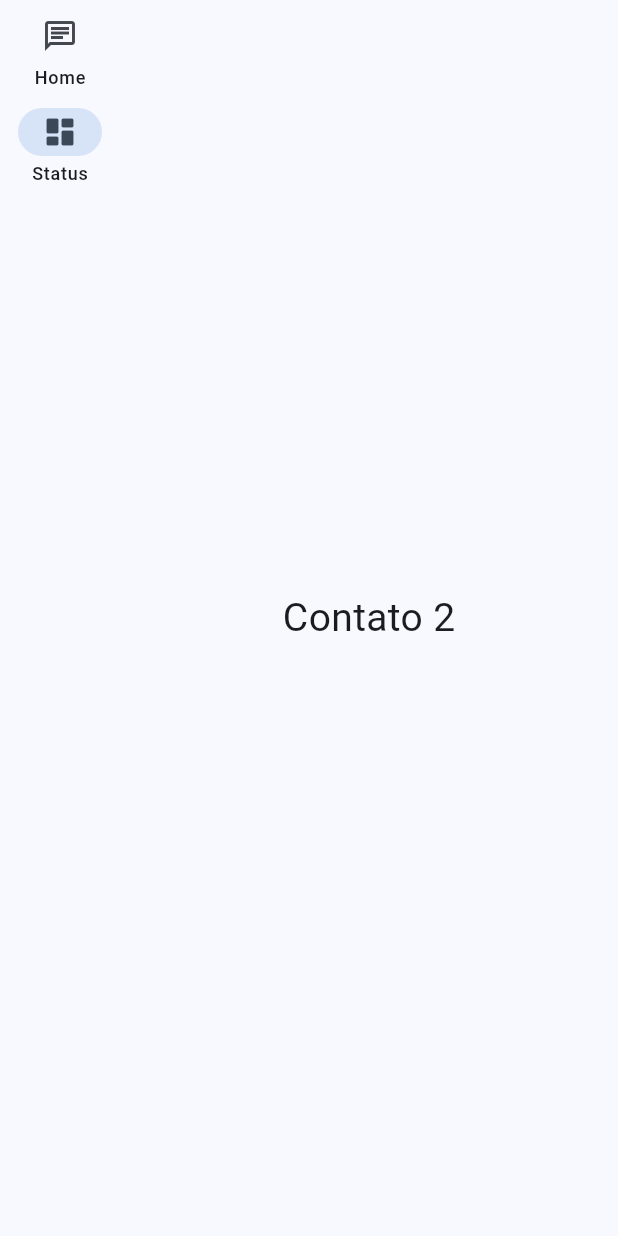
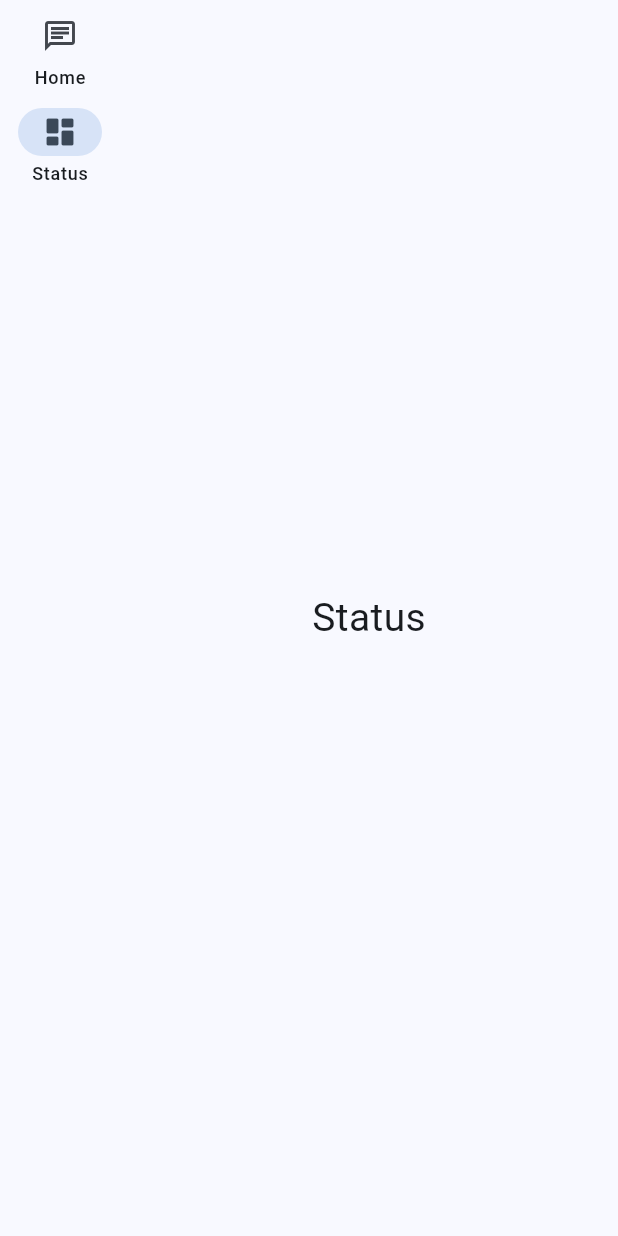
Before and after one commit to imPCamuriDev/flutter-message-project, a Flutter app: the screen it shows after launch, after a tap on "Status", on a phone screen of 412 x 824 dp. Run offline on Flutter 3.47's test engine with Material 3 defaults, Android fonts, the light colour scheme and no system bars.

Commit message:
contact list

```diff
--- a/lib/pages/contact_one.dart
+++ /dev/null
@@ -1,12 +0,0 @@
-import 'package:flutter/material.dart';
-
-class ContactOne extends StatelessWidget {
-  const ContactOne({super.key});
-
-  @override
-  Widget build(BuildContext context) {
-    return const Center(
-      child: Text("Contato 1", style: TextStyle(fontSize: 26)),
-    );
-  }
-}
--- a/lib/pages/contact_two.dart
+++ /dev/null
@@ -1,12 +0,0 @@
-import 'package:flutter/material.dart';
-
-class ContactTwo extends StatelessWidget {
-  const ContactTwo({super.key});
-
-  @override
-  Widget build(BuildContext context) {
-    return const Center(
-      child: Text("Contato 2", style: TextStyle(fontSize: 26)),
-    );
-  }
-}
--- /dev/null
+++ b/lib/pages/conversation_page.dart
@@ -0,0 +1,230 @@
+import 'package:flutter/material.dart';
+
+class ConversationPage extends StatefulWidget {
+  const ConversationPage({super.key});
+
+  @override
+  State<ConversationPage> createState() => _ConversationPageState();
+}
+
+class _ConversationPageState extends State<ConversationPage> {
+  String? selectedContact;
+  final TextEditingController _messageController = TextEditingController();
+  final List<Map<String, dynamic>> _messages = [];
+
+  void _sendMessage() {
+    if (_messageController.text.trim().isNotEmpty) {
+      setState(() {
+        _messages.add({
+          'text': _messageController.text,
+          'isMine': true,
+          'contact': selectedContact,
+        });
+      });
+      _messageController.clear();
+    }
+  }
+
+  @override
+  Widget build(BuildContext context) {
+    return Scaffold(
+      body: Row(
+        children: [
+          // Lista de contatos (lado esquerdo)
+          Container(
+            width: 300,
+            decoration: BoxDecoration(
+              border: Border(right: BorderSide(color: Colors.grey[300]!)),
+            ),
+            child: Column(
+              children: [
+                Container(
+                  padding: const EdgeInsets.all(16),
+                  color: Colors.teal,
+                  child: const Row(
+                    children: [
+                      Text(
+                        'Conversas',
+                        style: TextStyle(
+                          color: Colors.white,
+                          fontSize: 20,
+                          fontWeight: FontWeight.bold,
+                        ),
+                      ),
+                    ],
+                  ),
+                ),
+                Expanded(
+                  child: ListView(
+                    children: [
+                      ListTile(
+                        leading: const CircleAvatar(child: Text('P')),
+                        title: const Text('Pedro Gabriel'),
+                        subtitle: const Text('Oi, tudo bem?'),
+                        selected: selectedContact == 'Pedro Gabriel',
+                        onTap: () {
+                          setState(() {
+                            selectedContact = 'Pedro Gabriel';
+                          });
+                        },
+                      ),
+                      ListTile(
+                        leading: const CircleAvatar(child: Text('M')),
+                        title: const Text('Maria Silva'),
+                        subtitle: const Text('Vamos marcar?'),
+                        selected: selectedContact == 'Maria Silva',
+                        onTap: () {
+                          setState(() {
+                            selectedContact = 'Maria Silva';
+                          });
+                        },
+                      ),
+                      ListTile(
+                        leading: const CircleAvatar(child: Text('J')),
+                        title: const Text('João Santos'),
+                        subtitle: const Text('Obrigado!'),
+                        selected: selectedContact == 'João Santos',
+                        onTap: () {
+                          setState(() {
+                            selectedContact = 'João Santos';
+                          });
+                        },
+                      ),
+                    ],
+                  ),
+                ),
+              ],
+            ),
+          ),
+
+          // Área de conversa (lado direito)
+          Expanded(
+            child: selectedContact == null
+                ? const Center(
+                    child: Text(
+                      'Começe uma conversa com aquele(a) sumido(a)!',
+                      style: TextStyle(fontSize: 18, color: Colors.grey),
+                    ),
+                  )
+                : Column(
+                    children: [
+                      // Cabeçalho da conversa
+                      Container(
+                        padding: const EdgeInsets.all(16),
+                        color: Colors.teal,
+                        child: Row(
+                          children: [
+                            CircleAvatar(
+                              child: Text(selectedContact![0]),
+                            ),
+                            const SizedBox(width: 12),
+                            Column(
+                              crossAxisAlignment: CrossAxisAlignment.start,
+                              children: [
+                                Text(
+                                  selectedContact!,
+                                  style: const TextStyle(
+                                    color: Colors.white,
+                                    fontWeight: FontWeight.bold,
+                                  ),
+                                ),
+                                const Text(
+                                  'Online',
+                                  style: TextStyle(
+                                    color: Colors.white70,
+                                    fontSize: 12,
+                                  ),
+                                ),
+                              ],
+                            ),
+                          ],
+                        ),
+                      ),
+
+                      // Área de mensagens
+                      Expanded(
+                        child: Container(
+                          color: Colors.grey[100],
+                          padding: const EdgeInsets.all(16),
+                          child: ListView(
+                            children: [
+                              // Mensagem fixa de exemplo
+                              const Align(
+                                alignment: Alignment.centerLeft,
+                                child: Card(
+                                  child: Padding(
+                                    padding: EdgeInsets.all(12),
+                                    child: Text('Oi, tudo bem?'),
+                                  ),
+                                ),
+                              ),
+                              // Mensagens dinâmicas
+                              ..._messages
+                                  .where((msg) => msg['contact'] == selectedContact)
+                                  .map((msg) {
+                                return Align(
+                                  alignment: msg['isMine']
+                                      ? Alignment.centerRight
+                                      : Alignment.centerLeft,
+                                  child: Card(
+                                    color: msg['isMine'] ? Colors.teal : null,
+                                    child: Padding(
+                                      padding: const EdgeInsets.all(12),
+                                      child: Text(
+                                        msg['text'],
+                                        style: TextStyle(
+                                          color: msg['isMine']
+                                              ? Colors.white
+                                              : Colors.black,
+                                        ),
+                                      ),
+                                    ),
+                                  ),
+                                );
+                              }),
+                            ],
+                          ),
+                        ),
+                      ),
+
+                      // Campo de digitação
+                      Container(
+                        padding: const EdgeInsets.all(8),
+                        color: Colors.white,
+                        child: Row(
+                          children: [
+                            Expanded(
+                              child: TextField(
+                                controller: _messageController,
+                                decoration: InputDecoration(
+                                  hintText: 'Digite uma mensagem',
+                                  border: OutlineInputBorder(
+                                    borderRadius: BorderRadius.circular(25),
+                                  ),
+                                ),
+                                onSubmitted: (_) => _sendMessage(),
+                              ),
+                            ),
+                            const SizedBox(width: 8),
+                            IconButton(
+                              icon: const Icon(Icons.send),
+                              color: Colors.teal,
+                              onPressed: _sendMessage,
+                            ),
+                          ],
+                        ),
+                      ),
+                    ],
+                  ),
+          ),
+        ],
+      ),
+    );
+  }
+
+  @override
+  void dispose() {
+    _messageController.dispose();
+    super.dispose();
+  }
+}
--- a/lib/pages/home_page.dart
+++ b/lib/pages/home_page.dart
@@ -1,7 +1,7 @@
 import 'package:flutter/material.dart';
 import '../components/navigation_rail.dart';
-import 'contact_one.dart';
-import 'contact_two.dart';
+import 'conversation_page.dart';
+import 'status_page.dart';
 
 class HomePage extends StatefulWidget {
   const HomePage({super.key});
@@ -14,8 +14,8 @@ class _HomePageState extends State<HomePage> {
   int selectedIndex = 0;
 
   final List<Widget> pages = const [
-    ContactOne(),
-    ContactTwo(),
+    ConversationPage(),
+    StatusPage(),
   ];
 
   @override
--- /dev/null
+++ b/lib/pages/status_page.dart
@@ -0,0 +1,12 @@
+import 'package:flutter/material.dart';
+
+class StatusPage extends StatelessWidget {
+  const StatusPage({super.key});
+
+  @override
+  Widget build(BuildContext context) {
+    return const Center(
+      child: Text("Status", style: TextStyle(fontSize: 26)),
+    );
+  }
+}
```
Also changed, not shown: lib/pages/conversations_page.dart (deleted).
